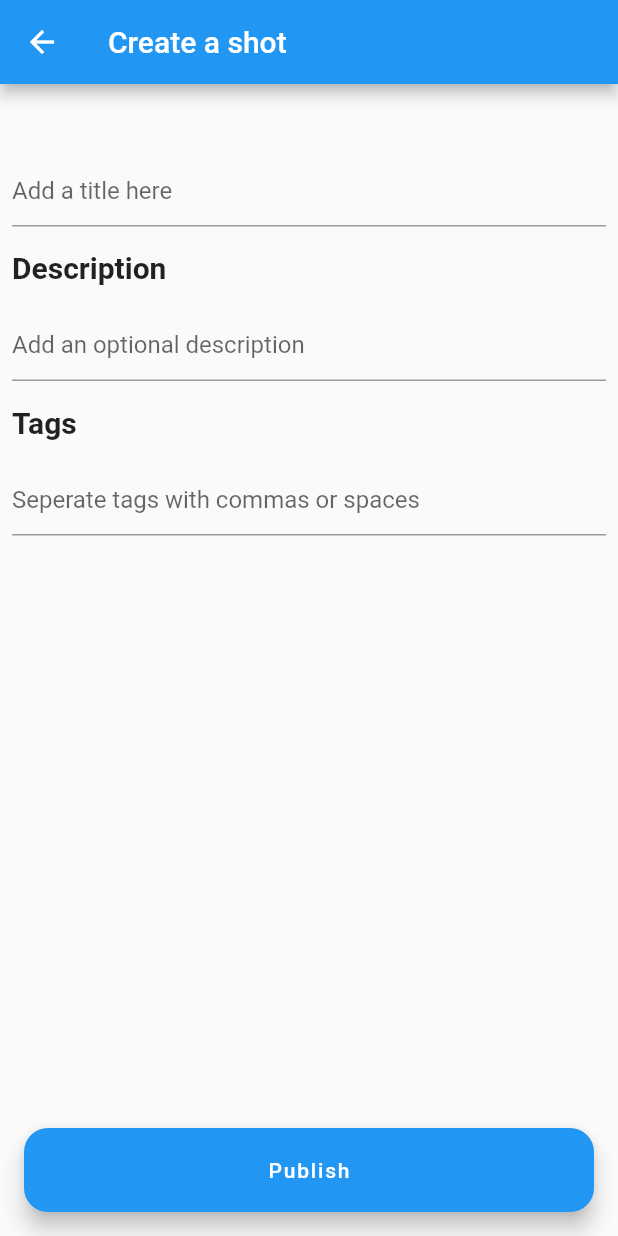
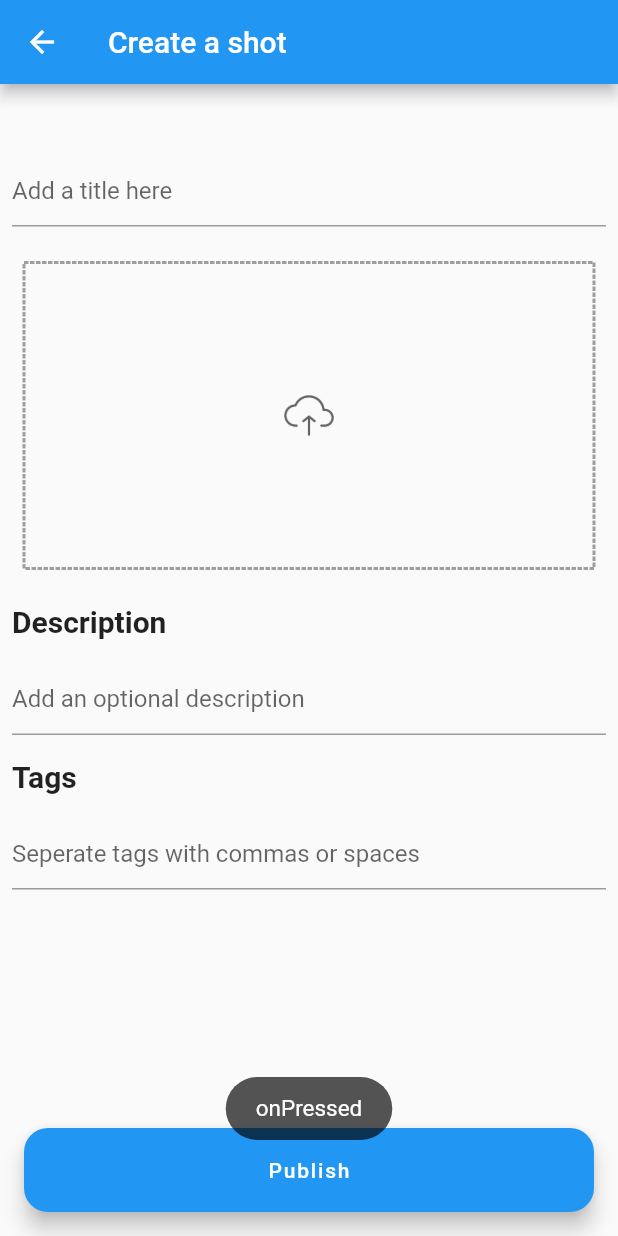
Before and after one commit to ambushwork/Flutter_Dribbble, a Flutter app: the CreateShotPage screen opened by its route, after a tap on "Publish", on a phone screen of 412 x 824 dp. Run offline on Flutter 3.47's test engine with Material 2 defaults, Android fonts, the light colour scheme and no system bars; drawn by our look-alikes of dotted_border; our stand-ins replace flutter_html, image_picker, permission_handler, shared_preferences, toast, webview_flutter; missing offline and left inert: flutter_web_auth; accounts and stored records are empty.

Commit message:
Add permission request and image picker in create shot page

```diff
--- a/lib/create_shot.dart
+++ b/lib/create_shot.dart
@@ -1,6 +1,17 @@
+import 'package:dotted_border/dotted_border.dart';
 import 'package:flutter/material.dart';
+import 'package:image_picker/image_picker.dart';
+import 'package:permission_handler/permission_handler.dart';
+import 'package:toast/toast.dart';
 
-class CreateShotPage extends StatelessWidget {
+class CreateShotPage extends StatefulWidget {
+  @override
+  State<StatefulWidget> createState() {
+    return CreateShotState();
+  }
+}
+
+class CreateShotState extends State<CreateShotPage> {
   @override
   Widget build(BuildContext context) {
     return Scaffold(
@@ -14,6 +25,30 @@ class CreateShotPage extends StatelessWidget {
             children: <Widget>[
               MyInputField(
                 inputHint: "Add a title here",
+              ),
+              GestureDetector(
+                onTap: requestPermission,
+                child: Container(
+                  padding: EdgeInsets.all(16),
+                  child: DottedBorder(
+                    color: Colors.grey,
+                    strokeWidth: 2,
+                    child: Container(
+                      width: double.infinity,
+                      height: 200,
+                      child: Column(
+                        mainAxisAlignment: MainAxisAlignment.center,
+                        children: <Widget>[
+                          Image.asset(
+                            "assets/ic_upload.png",
+                            height: 36,
+                            width: 36,
+                          )
+                        ],
+                      ),
+                    ),
+                  ),
+                ),
               ),
               MyInputField(
                 title: "Description",
@@ -30,7 +65,9 @@ class CreateShotPage extends StatelessWidget {
               child: Container(
                 padding: EdgeInsets.all(16),
                 child: FloatingActionButton(
-                  onPressed: () {},
+                  onPressed: () {
+                    showToast();
+                  },
                   child: Text("Publish"),
                   shape: RoundedRectangleBorder(
                       borderRadius: BorderRadius.all(Radius.circular(16))),
@@ -39,6 +76,23 @@ class CreateShotPage extends StatelessWidget {
         ],
       ),
     );
+  }
+
+  requestPermission() async {
+    var status = await Permission.storage.request();
+    if (status == PermissionStatus.granted) {
+      getImage();
+    }
+  }
+
+  showToast() {
+    Toast.show("onPressed", context,
+        duration: Toast.LENGTH_SHORT, gravity: Toast.BOTTOM);
+  }
+
+  Future getImage() async {
+    var image = await ImagePicker.pickImage(source: ImageSource.gallery);
+    setState(() {});
   }
 }
 
--- a/pubspec.yaml
+++ b/pubspec.yaml
@@ -22,6 +22,10 @@ dependencies:
   webview_flutter: ^0.3.19+7
   flutter_web_auth: ^0.1.3
   shared_preferences: ^0.5.6+2
+  dotted_border: ^1.0.5
+  permission_handler: ^5.0.0
+  image_picker: ^0.6.4
+  toast: ^0.1.5
   flutter:
     sdk: flutter
 
@@ -43,6 +47,7 @@ flutter:
 
   assets:
     - assets/tag.png
+    - assets/ic_upload.png
 
   # The following line ensures that the Material Icons font is
   # included with your application, so that you can use the icons in
```
Also changed, not shown: assets/ic_upload.png (added), pubspec.lock, 1 other file.
